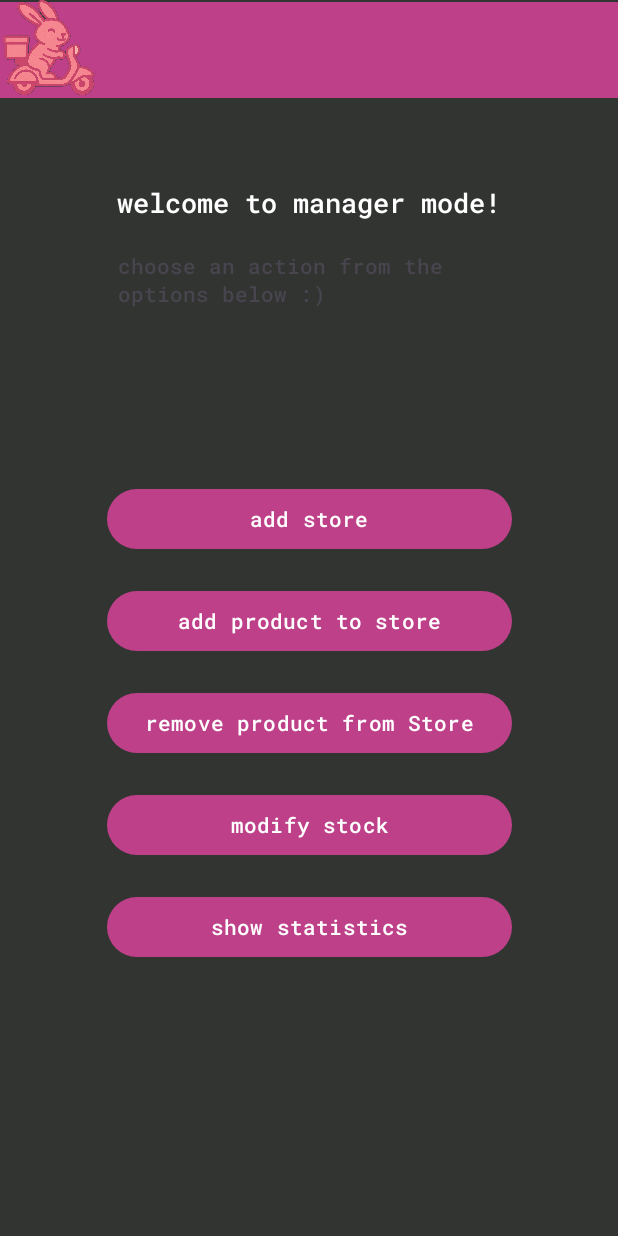
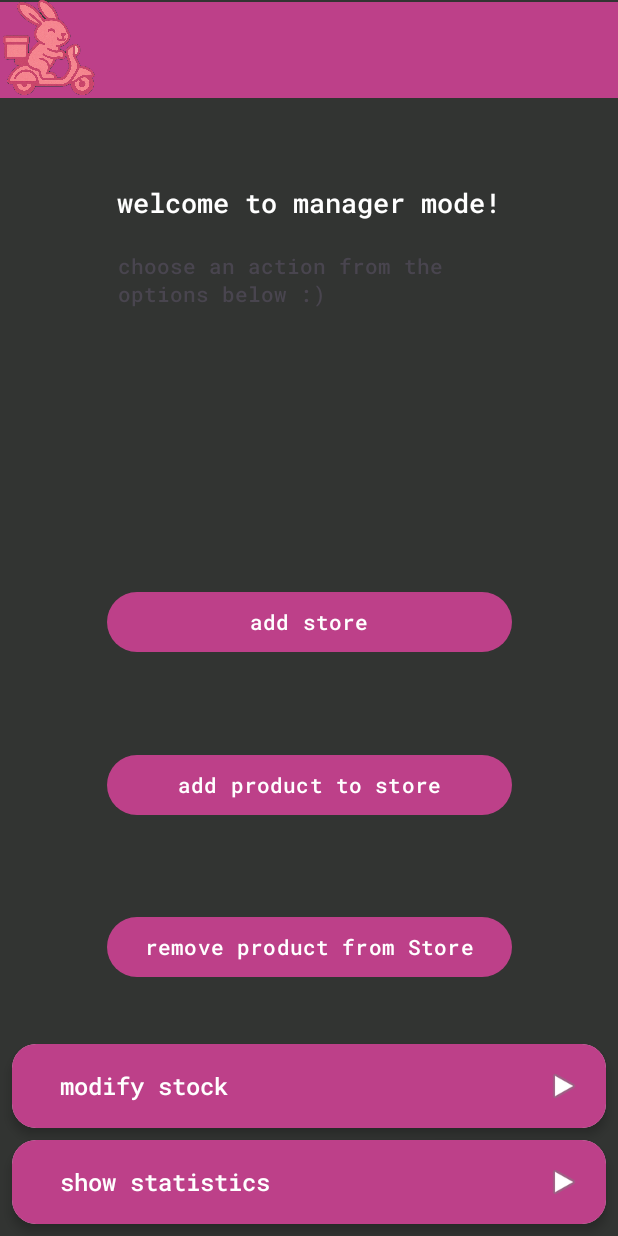
Before and after one commit to sassalosrigas/tokki-app, an Android app: the ManagerMain screen opened directly, with no data from a screen before it, on a phone screen of 412 x 824 dp. Run offline under Robolectric (Android 15) with nearby library versions, the phone set to English and light mode, and no system bars.

Commit message:
ligotero asximo manager

```diff
--- a/app/src/main/res/layout/activity_customer_main.xml
+++ b/app/src/main/res/layout/activity_customer_main.xml
@@ -43,7 +43,7 @@
         app:srcCompat="@drawable/img" />
 
     <androidx.cardview.widget.CardView
-        android:id="@+id/button"
+        android:id="@+id/modifystock_button"
         android:layout_width="match_parent"
         android:layout_height="wrap_content"
         android:layout_margin="8dp"
--- a/app/src/main/res/layout/manager_homepage.xml
+++ b/app/src/main/res/layout/manager_homepage.xml
@@ -7,6 +7,86 @@
     android:layout_height="match_parent"
     android:background="@color/jet"
     tools:context=".ManagerMain">
+
+
+    <androidx.cardview.widget.CardView
+        android:id="@+id/modifystock_button"
+        android:layout_width="match_parent"
+        android:layout_height="wrap_content"
+        android:layout_margin="8dp"
+        android:layout_marginBottom="77dp"
+        android:clickable="true"
+        android:foreground="?attr/selectableItemBackground"
+        app:cardCornerRadius="16dp"
+        app:cardElevation="4dp"
+        app:layout_constraintBottom_toTopOf="@+id/stats_button"
+        app:strokeColor="@color/black"
+        app:strokeWidth="1dp"
+        tools:layout_editor_absoluteX="8dp">
+
+        <LinearLayout
+            android:layout_width="match_parent"
+            android:layout_height="wrap_content"
+            android:background="@color/pink"
+            android:gravity="center_vertical"
+            android:orientation="horizontal"
+            android:padding="16dp">
+
+            <TextView
+                android:layout_width="0dp"
+                android:layout_height="wrap_content"
+                android:layout_marginStart="16dp"
+                android:layout_weight="1"
+                android:text="@string/modifystock"
+                android:textColor="@color/white"
+                android:textSize="16sp"
+                app:text="Account Settings" />
+
+            <ImageView
+                android:layout_width="24dp"
+                android:layout_height="24dp"
+                android:foreground="@android:drawable/ic_media_play" />
+        </LinearLayout>
+    </androidx.cardview.widget.CardView>
+
+    <androidx.cardview.widget.CardView
+        android:id="@+id/stats_button"
+        android:layout_width="match_parent"
+        android:layout_height="wrap_content"
+        android:layout_margin="8dp"
+        android:clickable="true"
+        android:foreground="?attr/selectableItemBackground"
+        app:cardCornerRadius="16dp"
+        app:cardElevation="4dp"
+        app:layout_constraintBottom_toBottomOf="parent"
+        app:strokeColor="@color/black"
+        app:strokeWidth="1dp"
+        tools:layout_editor_absoluteX="8dp">
+
+        <LinearLayout
+            android:layout_width="match_parent"
+            android:layout_height="wrap_content"
+            android:background="@color/pink"
+            android:gravity="center_vertical"
+            android:orientation="horizontal"
+            android:padding="16dp">
+
+            <TextView
+                android:layout_width="0dp"
+                android:layout_height="wrap_content"
+                android:layout_marginStart="16dp"
+                android:layout_weight="1"
+                android:text="@string/statistics"
+                android:textColor="@color/white"
+                android:textSize="16sp"
+                app:text="Account Settings" />
+
+            <ImageView
+                android:layout_width="24dp"
+                android:layout_height="24dp"
+                android:foreground="@android:drawable/ic_media_play" />
+        </LinearLayout>
+    </androidx.cardview.widget.CardView>
 
     <Button
         android:id="@+id/addstore_button"
@@ -43,31 +123,6 @@
         app:layout_constraintHorizontal_bias="0.5"
         app:layout_constraintStart_toStartOf="parent"
         app:layout_constraintTop_toBottomOf="@+id/addproduct_button" />
-
-    <Button
-        android:id="@+id/modifystock_button"
-        android:layout_width="@dimen/managerbuttonwidth"
-        android:layout_height="wrap_content"
-        android:layout_marginTop="20dp"
-        android:text="@string/modifystock"
-        app:layout_constraintBottom_toTopOf="@+id/showstatistics_button"
-        app:layout_constraintEnd_toEndOf="parent"
-        app:layout_constraintHorizontal_bias="0.5"
-        app:layout_constraintStart_toStartOf="parent"
-        app:layout_constraintTop_toBottomOf="@+id/removeproduct_button" />
-
-    <Button
-        android:id="@+id/showstatistics_button"
-        android:layout_width="@dimen/managerbuttonwidth"
-        android:layout_height="wrap_content"
-        android:layout_marginTop="20dp"
-        android:layout_marginBottom="210dp"
-        android:text="@string/statistics"
-        app:layout_constraintBottom_toBottomOf="parent"
-        app:layout_constraintEnd_toEndOf="parent"
-        app:layout_constraintHorizontal_bias="0.5"
-        app:layout_constraintStart_toStartOf="parent"
-        app:layout_constraintTop_toBottomOf="@+id/modifystock_button" />
 
     <androidx.appcompat.widget.Toolbar
         android:id="@+id/customertoolbar"
```
